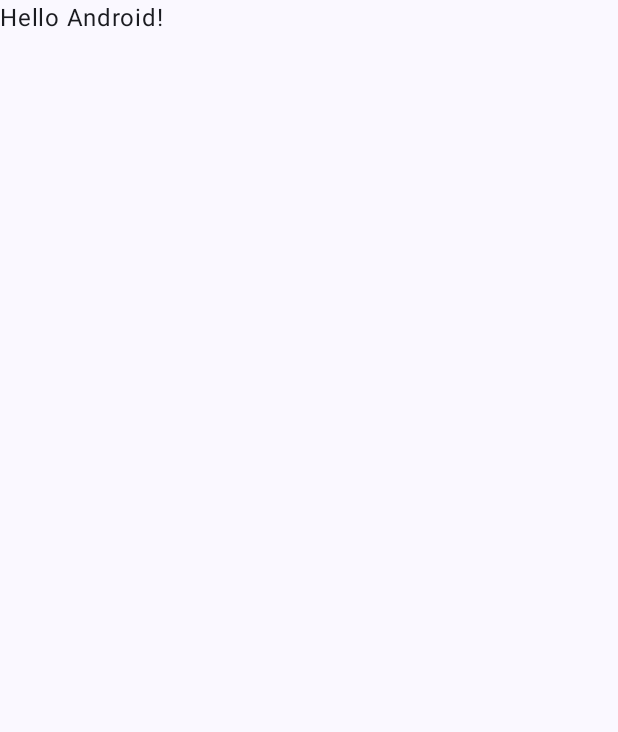
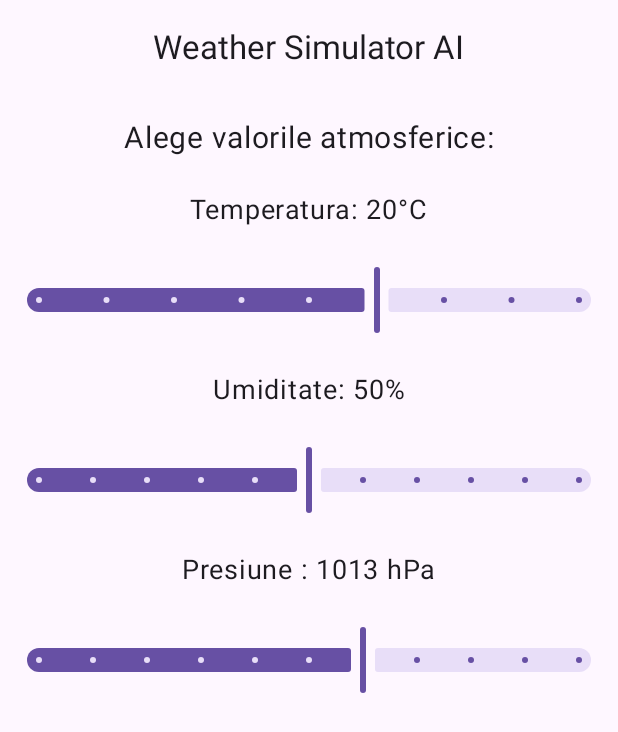
Before and after one commit to alexdumi0106/Weather-Simulator, an Android app built with Jetpack Compose: the screen it shows after launch (MainActivity), on a phone screen of 412 x 824 dp. Before the commit the part shown is almost empty. Shown: the top 732 px of the screen. Run offline under Robolectric (Android 15) with nearby library versions, the phone set to English and light mode, and no system bars.

Commit message:
Added sliders for temperature, humidity and pressure + emulator restart script

```diff
--- a/app/src/main/java/com/example/weathersimulator/MainActivity.kt
+++ b/app/src/main/java/com/example/weathersimulator/MainActivity.kt
@@ -3,45 +3,74 @@ package com.example.weathersimulator
 import android.os.Bundle
 import androidx.activity.ComponentActivity
 import androidx.activity.compose.setContent
-import androidx.activity.enableEdgeToEdge
-import androidx.compose.foundation.layout.fillMaxSize
-import androidx.compose.foundation.layout.padding
-import androidx.compose.material3.Scaffold
-import androidx.compose.material3.Text
-import androidx.compose.runtime.Composable
+
+import androidx.compose.foundation.layout.*
+import androidx.compose.material3.*
+import androidx.compose.runtime.*
+import androidx.compose.ui.Alignment
 import androidx.compose.ui.Modifier
-import androidx.compose.ui.tooling.preview.Preview
-import com.example.weathersimulator.ui.theme.WeatherSimulatorTheme
+import androidx.compose.ui.unit.dp
+import androidx.compose.ui.unit.sp
 
 class MainActivity : ComponentActivity() {
     override fun onCreate(savedInstanceState: Bundle?) {
         super.onCreate(savedInstanceState)
-        enableEdgeToEdge()
         setContent {
-            WeatherSimulatorTheme {
-                Scaffold(modifier = Modifier.fillMaxSize()) { innerPadding ->
-                    Greeting(
-                        name = "Android",
-                        modifier = Modifier.padding(innerPadding)
-                    )
-                }
+            MaterialTheme {
+                WeatherSimulatorApp()
             }
         }
     }
 }
 
+@OptIn(ExperimentalMaterial3Api::class)
 @Composable
-fun Greeting(name: String, modifier: Modifier = Modifier) {
-    Text(
-        text = "Hello $name!",
-        modifier = modifier
-    )
-}
+fun WeatherSimulatorApp() {
+    var temperature by remember { mutableStateOf(20f) }
+    var humidity by remember { mutableStateOf(50f) }
+    var pressure by remember { mutableStateOf(1013f) }
 
-@Preview(showBackground = true)
-@Composable
-fun GreetingPreview() {
-    WeatherSimulatorTheme {
-        Greeting("Android")
+    Scaffold(
+        topBar = {
+            CenterAlignedTopAppBar(
+                title = { Text(text = "Weather Simulator AI") },
+                colors = TopAppBarDefaults.centerAlignedTopAppBarColors()
+            )
+        }
+    ) { innerPadding ->
+        Column(
+            modifier = Modifier
+                .fillMaxSize()
+                .padding(innerPadding)
+                .padding(16.dp),
+            verticalArrangement = Arrangement.spacedBy(24.dp),
+            horizontalAlignment = Alignment.CenterHorizontally
+        ) {
+            Text(text = "Alege valorile atmosferice:", fontSize = 20.sp)
+
+            Text(text = "Temperatura: ${temperature.toInt()}°C", fontSize = 18.sp)
+            Slider(
+                value = temperature,
+                onValueChange = { temperature = it },
+                valueRange = -20f..50f,
+                steps = 7
+            )
+
+            Text(text = "Umiditate: ${humidity.toInt()}%", fontSize = 18.sp)
+            Slider(
+                value = humidity,
+                onValueChange = { humidity = it },
+                valueRange = 0f..100f,
+                steps = 9
+            )
+
+            Text(text = "Presiune : ${pressure.toInt()} hPa", fontSize = 18.sp)
+            Slider(
+                value = pressure,
+                onValueChange = { pressure = it },
+                valueRange = 950f..1050f,
+                steps = 9
+            )
+        }
     }
 }
```
Also changed, not shown: 1 other file.
